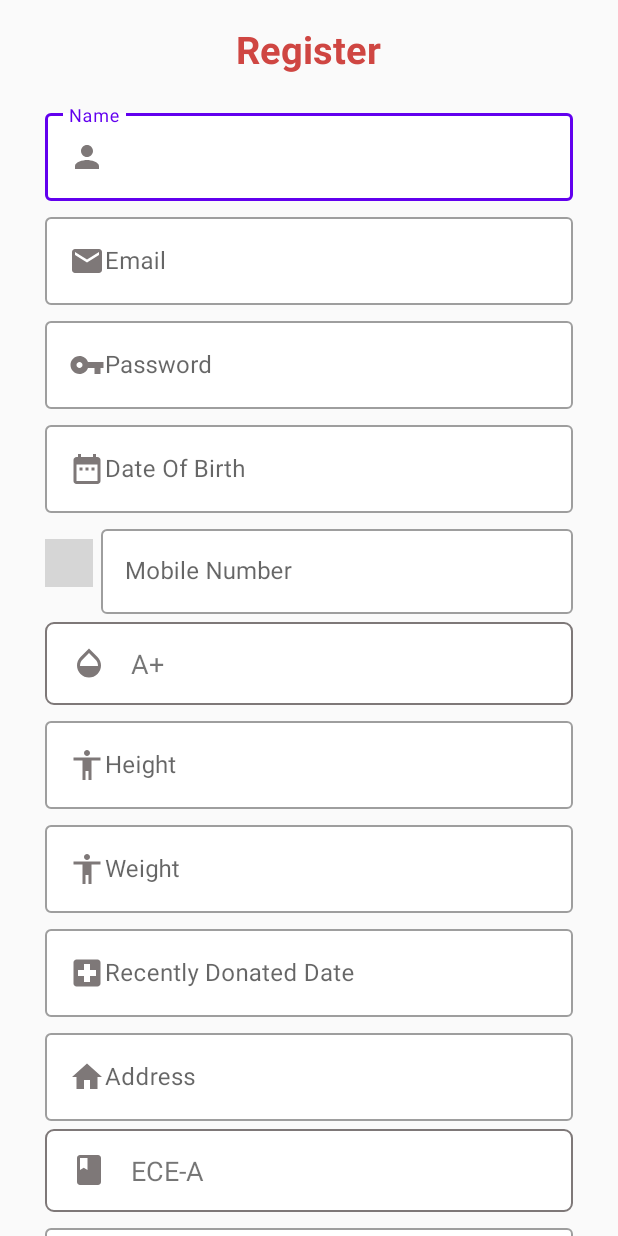
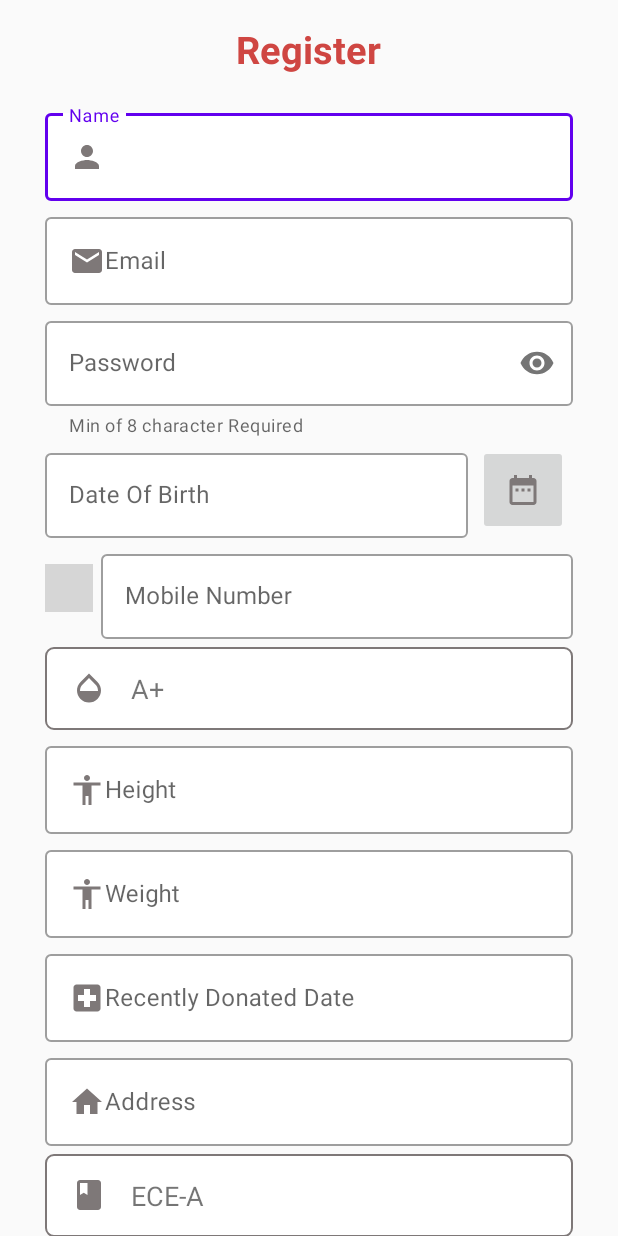
Before and after one commit to hadiabdullan/BloodBank_Gcek, an Android app: the RegisterActivity screen opened directly, with no data from a screen before it, on a phone screen of 412 x 824 dp. Run offline under Robolectric (Android 15) with nearby library versions, the phone set to English and light mode, and no system bars; our stand-ins replace Firebase (no records; nobody signed in at launch, a user with empty details on screens opened directly); libraries missing offline, so code that uses them is left out: com.hbb20; plain views replace CountryCodePicker; grey boxes are pictures that could not be loaded.

Commit message:
beautified the reg xml

```diff
--- a/app/src/main/java/com/hadi123/www/bloodbankgcek/AdminActivity.java
+++ b/app/src/main/java/com/hadi123/www/bloodbankgcek/AdminActivity.java
@@ -15,6 +15,7 @@ import android.widget.EditText;
 
 import com.firebase.ui.database.FirebaseRecyclerAdapter;
 import com.firebase.ui.database.FirebaseRecyclerOptions;
+import com.google.firebase.auth.FirebaseAuth;
 import com.google.firebase.database.DatabaseReference;
 import com.google.firebase.database.FirebaseDatabase;
 import com.google.firebase.database.Query;
@@ -26,6 +27,7 @@ public class AdminActivity extends AppCompatActivity {
     FirebaseRecyclerOptions<Users> options;
     FirebaseRecyclerAdapter<Users,MyViewHolder> adapter;
     DatabaseReference DataRef;
+    FirebaseAuth auth;
 
     @Override
     protected void onCreate(Bundle savedInstanceState) {
@@ -36,6 +38,7 @@ public class AdminActivity extends AppCompatActivity {
         recyclerView=findViewById(R.id.recyleView);
         recyclerView.setLayoutManager(new LinearLayoutManager(getApplicationContext()));
         recyclerView.setHasFixedSize(true);
+        auth=FirebaseAuth.getInstance();
 
         LoadData("");
 
@@ -64,7 +67,8 @@ public class AdminActivity extends AppCompatActivity {
     }
    //
     private void LoadData(String data) {
-        Query query = DataRef.orderByChild("Bloodgroup").startAt(data).endAt(data + "\uf8ff");
+
+        Query query= DataRef.orderByChild("Bloodgroup").startAt(data).endAt(data + "\uf8ff");
 
         options=new FirebaseRecyclerOptions.Builder<Users>().setQuery(query,Users.class).build();
         adapter= new FirebaseRecyclerAdapter<Users, MyViewHolder>(options) {
--- a/app/src/main/java/com/hadi123/www/bloodbankgcek/LoginActivity.java
+++ b/app/src/main/java/com/hadi123/www/bloodbankgcek/LoginActivity.java
@@ -79,10 +79,10 @@ public class LoginActivity extends AppCompatActivity {
                             if (task.isSuccessful()) {
                                 Intent intent = new Intent(LoginActivity.this, AdminActivity.class);
                                 startActivity(intent);
-                                Toast.makeText(getApplicationContext(), "User Logged in Succesfully", Toast.LENGTH_SHORT).show();
+                                Toast.makeText(getApplicationContext(), "Admin Logged in Succesfully", Toast.LENGTH_SHORT).show();
 
                             } else {
-                                Toast.makeText(getApplicationContext(), "User could not be logged In", Toast.LENGTH_SHORT).show();
+                                Toast.makeText(getApplicationContext(), "Admin could not be logged In", Toast.LENGTH_SHORT).show();
 
                             }
                         }
--- a/app/src/main/res/layout/activity_login.xml
+++ b/app/src/main/res/layout/activity_login.xml
@@ -46,6 +46,7 @@
             android:layout_marginTop="20dp"
             android:layout_marginLeft="30dp"
             android:layout_marginRight="30dp"
+            app:passwordToggleEnabled="true"
             android:hint="password"
             app:boxBackgroundColor="#Ffffff">
 
@@ -54,7 +55,6 @@
                 android:layout_width="match_parent"
                 android:layout_height="wrap_content"
                 android:inputType="textPassword" />
-
 
 
         </com.google.android.material.textfield.TextInputLayout>
--- a/app/src/main/res/layout/activity_register.xml
+++ b/app/src/main/res/layout/activity_register.xml
@@ -59,8 +59,8 @@
                     android:id="@+id/emailuser"
                     android:layout_width="match_parent"
                     android:layout_height="wrap_content"
-                    android:inputType="textEmailAddress"
-                    android:drawableLeft="@drawable/ic_email_black_24dp" />
+                    android:drawableLeft="@drawable/ic_email_black_24dp"
+                    android:inputType="textEmailAddress" />
             </com.google.android.material.textfield.TextInputLayout>
             <com.google.android.material.textfield.TextInputLayout
                 style="@style/Widget.MaterialComponents.TextInputLayout.OutlinedBox"
@@ -69,6 +69,8 @@
                 android:layout_marginLeft="30dp"
                 android:layout_marginTop="5dp"
                 android:layout_marginRight="30dp"
+                app:helperText="Min of 8 character Required"
+                app:passwordToggleEnabled="true"
                 android:hint="Password"
                 app:boxBackgroundColor="#ffffFF">
 
@@ -76,16 +78,19 @@
                     android:id="@+id/passwordcreate"
                     android:layout_width="match_parent"
                     android:layout_height="wrap_content"
-                    android:drawableLeft="@drawable/ic_vpn_key_black_24dp" />
+                    android:drawableLeft="@drawable/ic_vpn_key_black_24dp"
+                    android:inputType="textPassword" />
             </com.google.android.material.textfield.TextInputLayout>
-
+            <RelativeLayout
+                android:layout_width="match_parent"
+                android:layout_height="wrap_content">
             <com.google.android.material.textfield.TextInputLayout
                 style="@style/Widget.MaterialComponents.TextInputLayout.OutlinedBox"
                 android:layout_width="match_parent"
                 android:layout_height="wrap_content"
                 android:layout_marginLeft="30dp"
                 android:layout_marginTop="5dp"
-                android:layout_marginRight="30dp"
+                android:layout_marginRight="100dp"
                 android:hint="Date Of Birth"
                 app:boxBackgroundColor="#ffffFF">
 
@@ -93,9 +98,22 @@
                     android:id="@+id/dob"
                     android:layout_width="match_parent"
                     android:layout_height="wrap_content"
-                    android:drawableLeft="@drawable/ic_date_range_black_24dp"
                     android:inputType="date" />
+
             </com.google.android.material.textfield.TextInputLayout>
+
+                <ImageButton
+                    android:id="@+id/imageButton"
+                    android:layout_width="60dp"
+                    android:layout_height="60dp"
+                    android:focusable="true"
+                    android:clickable="true"
+                    android:layout_alignParentEnd="true"
+                    android:layout_marginTop="5dp"
+                    android:layout_marginEnd="33dp"
+                    android:layout_weight="1"
+                    app:srcCompat="@drawable/ic_date_range_black_24dp" />
+            </RelativeLayout>
 
             <LinearLayout
                 android:layout_width="match_parent"
```
Also changed, not shown: app/src/main/java/com/hadi123/www/bloodbankgcek/RegisterActivity.java (+14 -2 lines), app/src/main/res/drawable/bg_calender.xml (added, +10 -0 lines).
